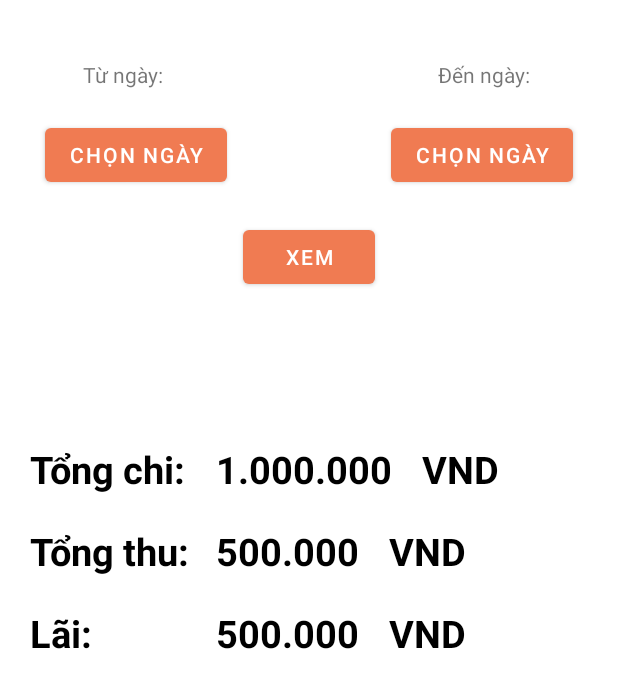
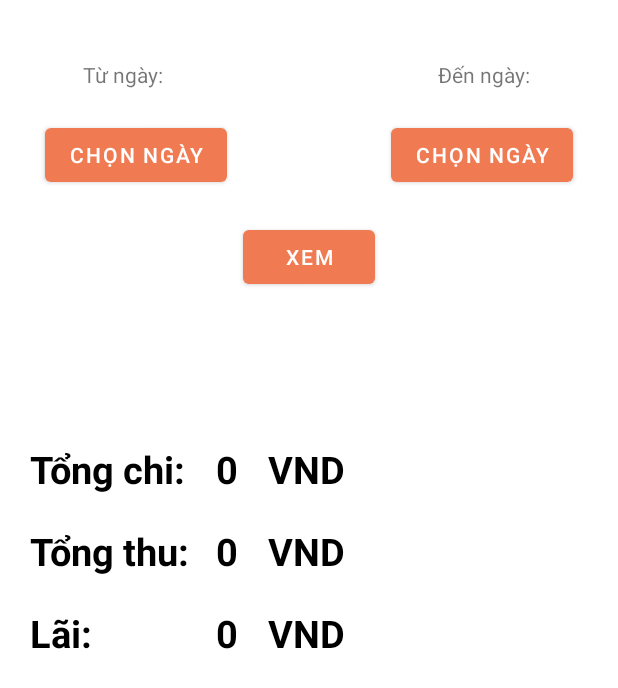
Before and after one commit to Hunghm/Quan_ly_ban_hang, an Android app: the layout thong_ke_tuy_chon_fragment.xml on its own in the app's theme, with its tools: preview values and no code run, on a phone screen of 412 x 824 dp. Shown: the top 688 px of the screen. Run offline under Robolectric (Android 15) with nearby library versions, the phone set to English and light mode, and no system bars.

Commit message:
comit 20/4 2021

```diff
--- a/app/src/main/java/com/example/quan_ly_ban_hang/Adapter/AdapterSanPhamRecyclerView.java
+++ b/app/src/main/java/com/example/quan_ly_ban_hang/Adapter/AdapterSanPhamRecyclerView.java
@@ -52,7 +52,7 @@ public class AdapterSanPhamRecyclerView extends RecyclerView.Adapter<AdapterSanP
     @Override
     public void onBindViewHolder(@NonNull View_holder holder, int position) {
         holder.tvTenSanPham.setText(String.valueOf(list.get(position).getTenSanPham()));
-        holder.tvSoLuong.setText(String.valueOf(list.get(position).getSoLuong()));
+        holder.tvSoLuong.setText(String.valueOf(list.get(position).getGiaXuat()));
         holder.imgIcon.setImageResource(R.drawable.img_sanpham);
     }
 
--- a/app/src/main/java/com/example/quan_ly_ban_hang/Adapter/ViewPagerThongKeAdapter.java
+++ b/app/src/main/java/com/example/quan_ly_ban_hang/Adapter/ViewPagerThongKeAdapter.java
@@ -13,7 +13,7 @@ import com.example.quan_ly_ban_hang.Fragment.XuatFragment;
 
 public class ViewPagerThongKeAdapter extends FragmentStatePagerAdapter {
 
-    private String listTab[]={"TK Biểu đồ ","TK Tùy chọn"};
+    private String listTab[]={"TK Tùy chọn","TK Biểu đồ "};
 
     public ViewPagerThongKeAdapter(@NonNull FragmentManager fm, int behavior) {
         super(fm, behavior);
@@ -25,9 +25,9 @@ public class ViewPagerThongKeAdapter extends FragmentStatePagerAdapter {
 //        Log.e("abcdef",String.valueOf(position));
         switch (position){
             case 0:
+                return new ThongKeTuyChonFragment();
+            case 1:
                 return new ThongKeTheoThangFragment();
-            case 1:
-                return new ThongKeTuyChonFragment();
             default:
                 return new ThongKeTheoThangFragment();
         }
--- a/app/src/main/java/com/example/quan_ly_ban_hang/Fragment/NhapFragment.java
+++ b/app/src/main/java/com/example/quan_ly_ban_hang/Fragment/NhapFragment.java
@@ -111,6 +111,7 @@ public class NhapFragment extends Fragment {
                     @Override
                     public void onClick(DialogInterface dialog, int which) {
                         int resultDel = hoaDonDAO.delete(String.valueOf(listHoaDon.get(possion).getMaHoaDon()));
+                        donChiTietDAO.delete(String.valueOf(listHoaDon.get(possion).getMaHoaDon()));
                         if (resultDel>0){
                             reload();
                             adapterNhapRecyclerView.refresh((ArrayList) hoaDonDAO.layTheoLoai("1"));
--- a/app/src/main/java/com/example/quan_ly_ban_hang/Fragment/XuatFragment.java
+++ b/app/src/main/java/com/example/quan_ly_ban_hang/Fragment/XuatFragment.java
@@ -116,6 +116,7 @@ public class XuatFragment extends Fragment {
                     @Override
                     public void onClick(DialogInterface dialog, int which) {
                         int resultDel = hoaDonDAO.delete(String.valueOf(listHoaDon.get(possion).getMaHoaDon()));
+                        donChiTietDAO.delete(String.valueOf(listHoaDon.get(possion).getMaHoaDon()));
                         if (resultDel>0){
                             reload();
                             adapterXuatRecyclerView.refresh((ArrayList) hoaDonDAO.layTheoLoai("2"));
--- a/app/src/main/res/layout/row_item_sanpham.xml
+++ b/app/src/main/res/layout/row_item_sanpham.xml
@@ -26,6 +26,7 @@
             android:id="@+id/tv_tenSanPham"
             android:layout_width="wrap_content"
             android:layout_height="wrap_content"
+            android:padding="5dp"
             android:text="Tên "
             android:textStyle="bold" />
 
@@ -35,16 +36,16 @@
             android:layout_height="wrap_content"
             android:layout_below="@+id/tv_tenSanPham"
             android:padding="5dp"
-            android:text="Số lượng: "
+            android:text="Giá xuất: "
             android:textStyle="bold" />
 
         <TextView
             android:id="@+id/tv_value_tenSanPham"
             android:layout_width="wrap_content"
             android:layout_height="wrap_content"
+            android:padding="5dp"
             android:layout_marginLeft="10dp"
             android:layout_toRightOf="@+id/tv_soluong"
-            android:padding="5dp"
             android:text="Trà xanh 0 độ" />
 
         <TextView
--- a/app/src/main/res/layout/thong_ke_tuy_chon_fragment.xml
+++ b/app/src/main/res/layout/thong_ke_tuy_chon_fragment.xml
@@ -3,7 +3,6 @@
     android:layout_width="match_parent"
     android:layout_height="match_parent"
     android:padding="10dp">
-
 
     <TextView
         android:id="@+id/tv_title_tu_ngay"
@@ -100,7 +99,7 @@
         android:layout_marginLeft="20dp"
         android:layout_marginTop="100dp"
         android:layout_toRightOf="@+id/tv_tong_chi"
-        android:text="1.000.000"
+        android:text="0"
         android:textColor="@color/black"
         android:textSize="25sp"
         android:textStyle="bold" />
@@ -125,7 +124,7 @@
         android:layout_below="@+id/tv_tong_chi"
         android:layout_alignLeft="@+id/tv_value_tong_chi"
         android:layout_marginTop="20dp"
-        android:text="500.000"
+        android:text="0"
         android:textColor="@color/black"
         android:textSize="25sp"
         android:textStyle="bold" />
@@ -150,7 +149,7 @@
         android:layout_below="@+id/tv_value_tong_thu"
         android:layout_alignLeft="@+id/tv_value_tong_chi"
         android:layout_marginTop="20dp"
-        android:text="500.000"
+        android:text="0"
         android:textColor="@color/black"
         android:textSize="25sp"
         android:textStyle="bold" />
```
Also changed, not shown: app/src/main/java/com/example/quan_ly_ban_hang/DAO/HoaDonChiTietDAO.java (+13 -1 lines), app/src/main/java/com/example/quan_ly_ban_hang/Fragment/SanPhamFragment.java (+6 -1 lines).
